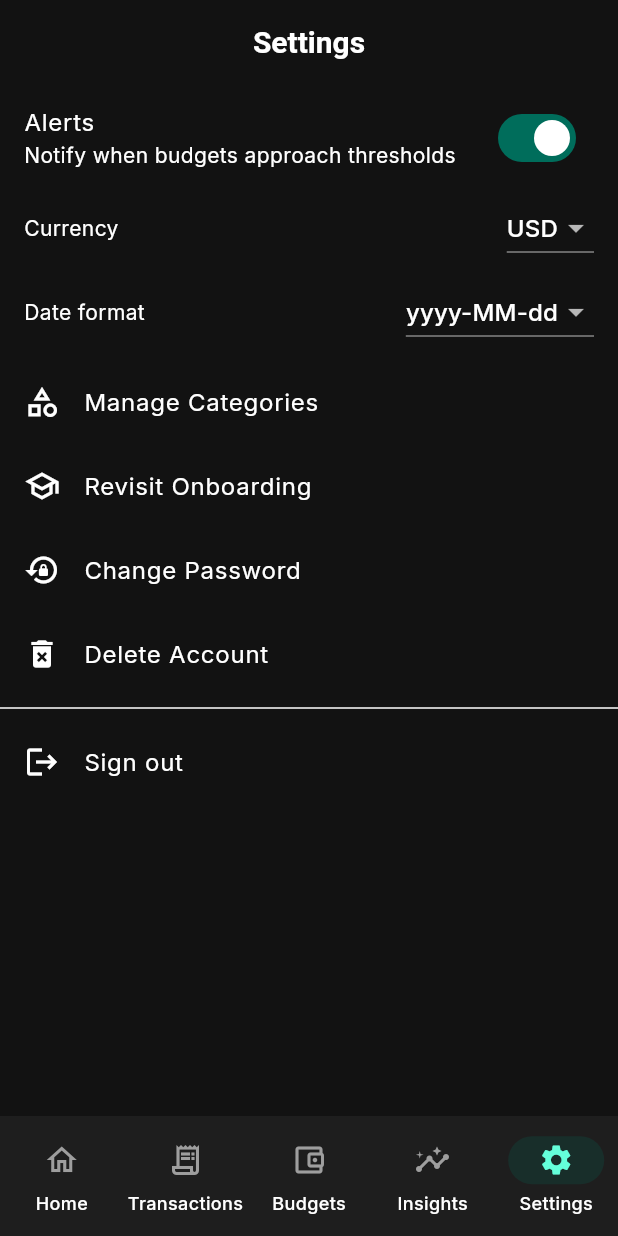
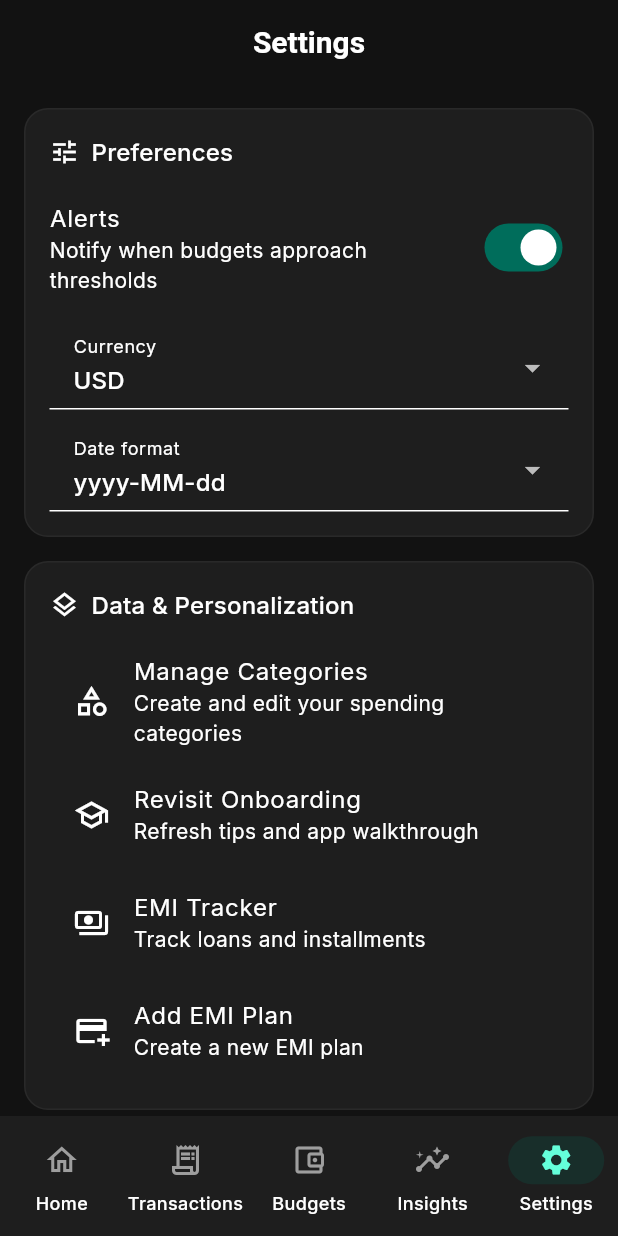
Before and after one commit to KameshEas/Cashlyze_Flutter, a Flutter app: the SettingsScreen screen opened by its route, on a phone screen of 412 x 824 dp. Run offline on Flutter 3.47's test engine with Material 3 defaults, Android fonts, the phone set to English and light mode, and no system bars; our stand-ins replace csv, dio, file_picker, firebase_analytics, firebase_auth, firebase_core and 8 more; accounts and stored records are empty.

Commit message:
feat(home): add EMI menu to navigation bar
refactor(settings): improve layout and organization of settings screen
fix(budget): use page messenger for snackbars in budget planner
refactor(emi): improve form layout and readability in EMI form screen
fix(analytics): sanitize event parameters in analytics service
refactor(db): improve realtime database initialization and type casting

```diff
--- a/lib/core/services/realtime_db_service.dart
+++ b/lib/core/services/realtime_db_service.dart
@@ -1,19 +1,24 @@
 import 'package:flutter/foundation.dart';
 import 'package:flutter_riverpod/flutter_riverpod.dart';
 import 'package:firebase_database/firebase_database.dart';
+import 'package:firebase_core/firebase_core.dart';
 import 'package:firebase_auth/firebase_auth.dart';
 import 'package:dio/dio.dart';
-import 'dart:io' show Platform;
 import 'dart:async';
 import 'package:cashlyze/firebase_options.dart';
 
 final realtimeDatabaseProvider = Provider<FirebaseDatabase>((ref) {
+  final configuredUrl = (DefaultFirebaseOptions.currentPlatform.databaseURL != null && DefaultFirebaseOptions.currentPlatform.databaseURL!.isNotEmpty)
+      ? DefaultFirebaseOptions.currentPlatform.databaseURL!
+      : 'https://cashlyze-b156c-default-rtdb.asia-southeast1.firebasedatabase.app';
+  if (kIsWeb) {
+    final app = Firebase.app();
+    return FirebaseDatabase.instanceFor(app: app, databaseURL: configuredUrl);
+  }
   final db = FirebaseDatabase.instance;
-  if (!kIsWeb) {
-    try {
-      db.setPersistenceEnabled(true);
-    } catch (_) {}
-  }
+  try {
+    db.setPersistenceEnabled(true);
+  } catch (_) {}
   return db;
 });
 
@@ -131,7 +136,7 @@ class RealtimeDbService {
     if (_nativeSupported) {
       return _db.ref(path).onValue.map((e) {
         final v = e.snapshot.value;
-        return (v is Map) ? (v as Map).cast<String, dynamic>() : null;
+        return (v is Map) ? (v).cast<String, dynamic>() : null;
       }).handleError((_) {});
     }
     if (_databaseUrl.isEmpty) {
--- a/lib/core/services/transaction_ingest_service.dart
+++ b/lib/core/services/transaction_ingest_service.dart
@@ -32,7 +32,7 @@ class TransactionIngestService {
     );
     await _analytics.logEvent('transaction_add', params: {
       'amount': amount,
-      'income': isIncome,
+      'is_income': isIncome ? 1 : 0,
       'category': cat ?? 'Uncategorized',
     });
   }
--- a/lib/features/home/home_screen.dart
+++ b/lib/features/home/home_screen.dart
@@ -25,6 +25,20 @@ class HomeScreen extends ConsumerWidget {
         actions: [
           IconButton(icon: const Icon(Icons.notifications_outlined), onPressed: () {}, tooltip: 'Notifications'),
           const SizedBox(width: 8),
+          PopupMenuButton<String>(
+            tooltip: 'Menu',
+            itemBuilder: (ctx) => const [
+              PopupMenuItem(value: 'emi', child: Text('EMI Tracker')),
+              PopupMenuItem(value: 'emi_new', child: Text('Add EMI Plan')),
+            ],
+            onSelected: (value) {
+              if (value == 'emi') {
+                GoRouter.of(context).go('/emi');
+              } else if (value == 'emi_new') {
+                GoRouter.of(context).go('/emi/new');
+              }
+            },
+          ),
         ],
       ),
       body: SingleChildScrollView(
--- a/lib/features/settings/settings_screen.dart
+++ b/lib/features/settings/settings_screen.dart
@@ -15,178 +15,76 @@ class SettingsScreen extends ConsumerStatefulWidget {
 class _SettingsScreenState extends ConsumerState<SettingsScreen> {
   @override
   Widget build(BuildContext context) {
+    final theme = Theme.of(context);
     final prefs = ref.watch(sharedPrefsServiceProvider);
+    final messenger = ScaffoldMessenger.of(context);
+    final router = GoRouter.of(context);
     bool alertsEnabled = prefs.alertsEnabled;
     final currency = ref.watch(currencyProvider);
     String dateFormat = prefs.dateFormat;
+    Widget sectionCard(IconData icon, String title, List<Widget> children) {
+      return Container(
+        width: double.infinity,
+        padding: const EdgeInsets.all(16),
+        decoration: BoxDecoration(
+          color: theme.colorScheme.surface,
+          borderRadius: BorderRadius.circular(16),
+          border: Border.all(color: Colors.white.withValues(alpha: 0.05)),
+        ),
+        child: Column(crossAxisAlignment: CrossAxisAlignment.start, children: [
+          Row(children: [Icon(icon, size: 20), const SizedBox(width: 8), Text(title, style: theme.textTheme.titleMedium)]),
+          const SizedBox(height: 12),
+          ...children
+        ]),
+      );
+    }
+    final preferences = sectionCard(Icons.tune, 'Preferences', [
+      ListTile(title: const Text('Alerts'), subtitle: const Text('Notify when budgets approach thresholds'), contentPadding: EdgeInsets.zero, trailing: Switch(value: alertsEnabled, onChanged: (v) async {await prefs.setAlertsEnabled(v); setState(() {});})),
+      const SizedBox(height: 12),
+      Row(children: [
+        Expanded(child: DropdownButtonFormField<String>(value: currency, items: const [DropdownMenuItem(value: 'USD', child: Text('USD')), DropdownMenuItem(value: 'EUR', child: Text('EUR')), DropdownMenuItem(value: 'INR', child: Text('INR'))], onChanged: (v) async {if (v == null) return; await ref.read(currencyProvider.notifier).set(v);}, decoration: const InputDecoration(labelText: 'Currency', filled: true)))
+      ]),
+      const SizedBox(height: 12),
+      Row(children: [
+        Expanded(child: DropdownButtonFormField<String>(value: dateFormat, items: const [DropdownMenuItem(value: 'yyyy-MM-dd', child: Text('yyyy-MM-dd')), DropdownMenuItem(value: 'dd/MM/yyyy', child: Text('dd/MM/yyyy')), DropdownMenuItem(value: 'MM/dd/yyyy', child: Text('MM/dd/yyyy'))], onChanged: (v) async {if (v == null) return; await prefs.setDateFormat(v); setState(() {});}, decoration: const InputDecoration(labelText: 'Date format', filled: true)))
+      ])
+    ]);
+    final dataSection = sectionCard(Icons.layers_outlined, 'Data & Personalization', [
+      ListTile(leading: const Icon(Icons.category_outlined), title: const Text('Manage Categories'), subtitle: const Text('Create and edit your spending categories'), onTap: () => GoRouter.of(context).go('/categories')),
+      ListTile(leading: const Icon(Icons.school_outlined), title: const Text('Revisit Onboarding'), subtitle: const Text('Refresh tips and app walkthrough'), onTap: () => GoRouter.of(context).go('/onboarding_preview')),
+      ListTile(leading: const Icon(Icons.payments_outlined), title: const Text('EMI Tracker'), subtitle: const Text('Track loans and installments'), onTap: () => GoRouter.of(context).go('/emi')),
+      ListTile(leading: const Icon(Icons.add_card), title: const Text('Add EMI Plan'), subtitle: const Text('Create a new EMI plan'), onTap: () => GoRouter.of(context).go('/emi/new')),
+    ]);
+    final accountSection = sectionCard(Icons.lock_outline, 'Account & Security', [
+      ListTile(leading: const Icon(Icons.lock_reset), title: const Text('Change Password'), onTap: () async {final controller = TextEditingController(); final confirm = await showDialog<bool>(context: context, builder: (ctx) => AlertDialog(title: const Text('Change Password'), content: TextField(controller: controller, obscureText: true, decoration: const InputDecoration(labelText: 'New password')), actions: [TextButton(onPressed: () => Navigator.of(ctx).pop(false), child: const Text('Cancel')), FilledButton(onPressed: () => Navigator.of(ctx).pop(true), child: const Text('Update'))])); if (confirm == true) {try {await ref.read(authServiceProvider).updatePassword(controller.text.trim()); messenger.showSnackBar(const SnackBar(content: Text('Password updated')));} catch (e) {messenger.showSnackBar(SnackBar(content: Text('Failed: $e')));} } controller.dispose();}),
+      ListTile(leading: const Icon(Icons.delete_forever), title: const Text('Delete Account'), onTap: () async {final confirm = await showDialog<bool>(context: context, builder: (ctx) => AlertDialog(title: const Text('Delete Account'), content: const Text('This will permanently delete your account. Are you sure?'), actions: [TextButton(onPressed: () => Navigator.of(ctx).pop(false), child: const Text('Cancel')), FilledButton(onPressed: () => Navigator.of(ctx).pop(true), child: const Text('Delete'))])); if (confirm == true) {try {await ref.read(authServiceProvider).deleteAccount(); messenger.showSnackBar(const SnackBar(content: Text('Account deleted'))); router.go('/login');} catch (e) {messenger.showSnackBar(SnackBar(content: Text('Failed: $e')));} }}),
+      ListTile(leading: const Icon(Icons.logout), title: const Text('Sign out'), onTap: () async {final confirm = await showDialog<bool>(context: context, builder: (ctx) {return AlertDialog(title: const Text('Sign out'), content: const Text('Are you sure you want to sign out?'), actions: [TextButton(onPressed: () => Navigator.of(ctx).pop(false), child: const Text('Cancel')), FilledButton(onPressed: () => Navigator.of(ctx).pop(true), child: const Text('Sign out'))] );}); if (confirm == true) {await ref.read(authServiceProvider).signOut(); await ref.read(analyticsServiceProvider).logEvent('sign_out'); messenger.showSnackBar(const SnackBar(content: Text('Signed out successfully'), backgroundColor: Colors.green)); router.go('/login');}}),
+    ]);
     return Scaffold(
       appBar: AppBar(title: const Text('Settings')),
-      body: ListView(
-        children: [
-          ListTile(
-            title: const Text('Alerts'),
-            subtitle: const Text('Notify when budgets approach thresholds'),
-            trailing: Switch(
-              value: alertsEnabled,
-              onChanged: (v) async {
-                await prefs.setAlertsEnabled(v);
-                setState(() {});
-              },
-            ),
-          ),
-          Padding(
-            padding: const EdgeInsets.symmetric(horizontal: 16.0),
-            child: Row(
-              children: [
-                const Expanded(child: Text('Currency')),
-                DropdownButton<String>(
-                  value: currency,
-                  items: const [
-                    DropdownMenuItem(value: 'USD', child: Text('USD')),
-                    DropdownMenuItem(value: 'EUR', child: Text('EUR')),
-                    DropdownMenuItem(value: 'INR', child: Text('INR')),
-                  ],
-                  onChanged: (v) async {
-                    if (v == null) return;
-                    await ref.read(currencyProvider.notifier).set(v);
-                  },
-                ),
-              ],
-            ),
-          ),
-          Padding(
-            padding: const EdgeInsets.symmetric(horizontal: 16.0, vertical: 8),
-            child: Row(
-              children: [
-                const Expanded(child: Text('Date format')),
-                DropdownButton<String>(
-                  value: dateFormat,
-                  items: const [
-                    DropdownMenuItem(value: 'yyyy-MM-dd', child: Text('yyyy-MM-dd')),
-                    DropdownMenuItem(value: 'dd/MM/yyyy', child: Text('dd/MM/yyyy')),
-                    DropdownMenuItem(value: 'MM/dd/yyyy', child: Text('MM/dd/yyyy')),
-                  ],
-                  onChanged: (v) async {
-                    if (v == null) return;
-                    await prefs.setDateFormat(v);
-                    setState(() {});
-                  },
-                ),
-              ],
-            ),
-          ),
-          ListTile(
-            leading: const Icon(Icons.category_outlined),
-            title: const Text('Manage Categories'),
-            onTap: () => GoRouter.of(context).go('/categories'),
-          ),
-          ListTile(
-            leading: const Icon(Icons.school_outlined),
-            title: const Text('Revisit Onboarding'),
-            onTap: () => GoRouter.of(context).go('/onboarding_preview'),
-          ),
-          ListTile(
-            leading: const Icon(Icons.lock_reset),
-            title: const Text('Change Password'),
-            onTap: () async {
-              final controller = TextEditingController();
-              final messenger = ScaffoldMessenger.of(context);
-              final confirm = await showDialog<bool>(
-                context: context,
-                builder: (ctx) => AlertDialog(
-                  title: const Text('Change Password'),
-                  content: TextField(
-                    controller: controller,
-                    obscureText: true,
-                    decoration: const InputDecoration(labelText: 'New password'),
-                  ),
-                  actions: [
-                    TextButton(onPressed: () => Navigator.of(ctx).pop(false), child: const Text('Cancel')),
-                    FilledButton(onPressed: () => Navigator.of(ctx).pop(true), child: const Text('Update')),
-                  ],
-                ),
-              );
-              if (confirm == true) {
-                try {
-                  await ref.read(authServiceProvider).updatePassword(controller.text.trim());
-                  messenger.showSnackBar(const SnackBar(content: Text('Password updated')));
-                } catch (e) {
-                  messenger.showSnackBar(SnackBar(content: Text('Failed: $e')));
-                }
-              }
-              controller.dispose();
-            },
-          ),
-          ListTile(
-            leading: const Icon(Icons.delete_forever),
-            title: const Text('Delete Account'),
-            onTap: () async {
-              final messenger = ScaffoldMessenger.of(context);
-              final router = GoRouter.of(context);
-              final confirm = await showDialog<bool>(
-                context: context,
-                builder: (ctx) => AlertDialog(
-                  title: const Text('Delete Account'),
-                  content: const Text('This will permanently delete your account. Are you sure?'),
-                  actions: [
-                    TextButton(onPressed: () => Navigator.of(ctx).pop(false), child: const Text('Cancel')),
-                    FilledButton(onPressed: () => Navigator.of(ctx).pop(true), child: const Text('Delete')),
-                  ],
-                ),
-              );
-              if (confirm == true) {
-                try {
-                  await ref.read(authServiceProvider).deleteAccount();
-                  messenger.showSnackBar(const SnackBar(content: Text('Account deleted')));
-                  router.go('/login');
-                } catch (e) {
-                  messenger.showSnackBar(SnackBar(content: Text('Failed: $e')));
-                }
-              }
-            },
-          ),
-          const Divider(),
-          ListTile(
-            leading: const Icon(Icons.logout),
-            title: const Text('Sign out'),
-            onTap: () async {
-              final messenger = ScaffoldMessenger.of(context);
-              final router = GoRouter.of(context);
-              final confirm = await showDialog<bool>(
-                context: context,
-                builder: (ctx) {
-                  return AlertDialog(
-                    title: const Text('Sign out'),
-                    content: const Text('Are you sure you want to sign out?'),
-                    actions: [
-                      TextButton(
-                        onPressed: () => Navigator.of(ctx).pop(false),
-                        child: const Text('Cancel'),
-                      ),
-                      FilledButton(
-                        onPressed: () => Navigator.of(ctx).pop(true),
-                        child: const Text('Sign out'),
-                      ),
-                    ],
-                  );
-                },
-              );
-
-              if (confirm == true) {
-                await ref.read(authServiceProvider).signOut();
-                await ref.read(analyticsServiceProvider).logEvent('sign_out');
-                messenger.showSnackBar(
-                  const SnackBar(
-                    content: Text('Signed out successfully'),
-                    backgroundColor: Colors.green,
-                  ),
-                );
-                router.go('/login');
-              }
-            },
-          ),
-        ],
-      ),
+      body: LayoutBuilder(builder: (ctx, constraints) {
+        final wide = constraints.maxWidth >= 900;
+        if (wide) {
+          return SingleChildScrollView(
+            padding: const EdgeInsets.all(24),
+            child: Row(crossAxisAlignment: CrossAxisAlignment.start, children: [
+              Expanded(child: Column(children: [preferences, const SizedBox(height: 24), dataSection])),
+              const SizedBox(width: 24),
+              Expanded(child: Column(children: [accountSection]))
+            ])
+          );
+        }
+        return SingleChildScrollView(
+          padding: const EdgeInsets.all(16),
+          child: Column(crossAxisAlignment: CrossAxisAlignment.start, children: [
+            preferences,
+            const SizedBox(height: 16),
+            dataSection,
+            const SizedBox(height: 16),
+            accountSection,
+          ])
+        );
+      })
     );
   }
 }
```
Also changed, not shown: lib/core/services/analytics_service.dart (+16 -2 lines), lib/features/budgets/budget_planner_screen.dart (+6 -10 lines), lib/features/emi/emi_form_screen.dart (+73 -12 lines).
